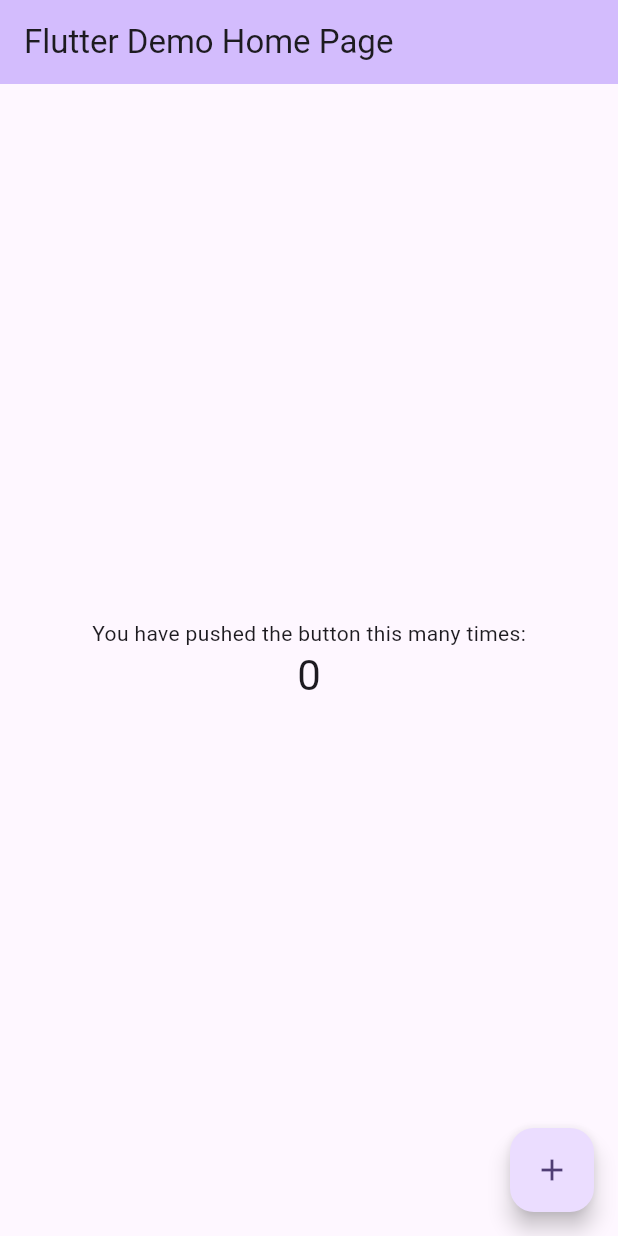
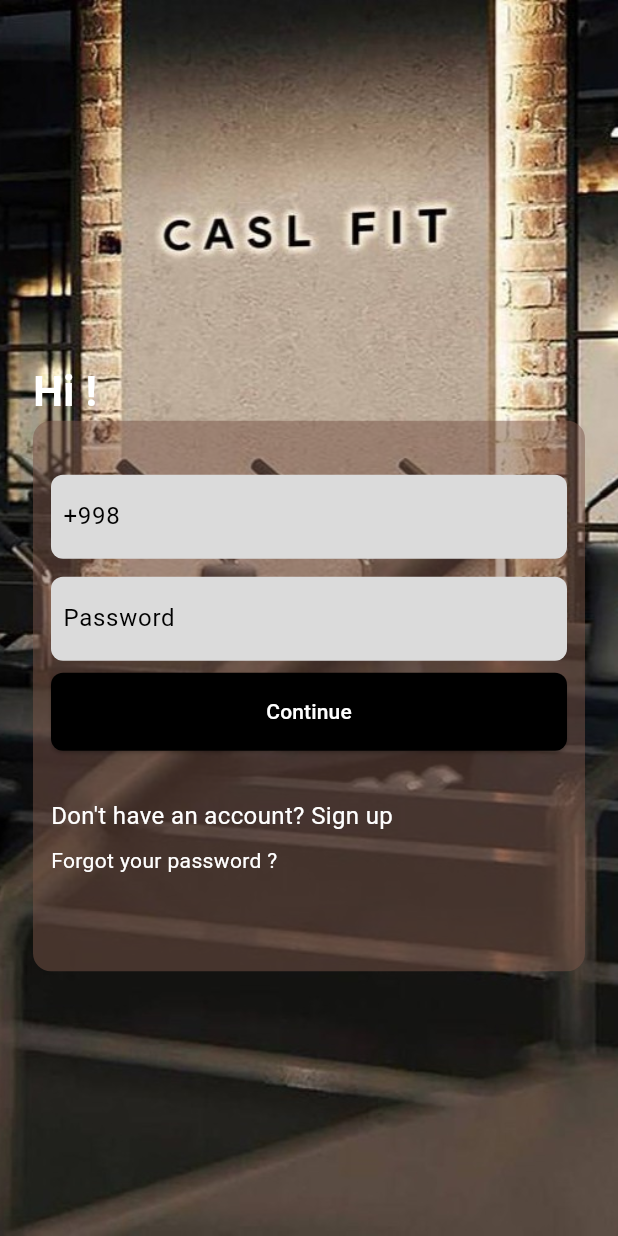
Before and after one commit to Mamurov97/casl_fit, a Flutter app: the screen it shows after launch, on a phone screen of 412 x 824 dp. Run offline on Flutter 3.47's test engine with Material 3 defaults, Android fonts, the phone set to English and light mode, and no system bars.

Commit message:
design completed

```diff
--- /dev/null
+++ b/lib/login_screen.dart
@@ -0,0 +1,100 @@
+import 'package:casl_fit/widgets/custom_textfield.dart';
+import 'package:flutter/material.dart';
+
+import 'auth_screen.dart';
+
+class LoginScreen extends StatelessWidget {
+  const LoginScreen({super.key});
+
+  @override
+  Widget build(BuildContext context) {
+    return Scaffold(
+      body: Stack(
+        fit: StackFit.expand,
+        children: [
+          Image.asset('assets/gym_background.jpg', fit: BoxFit.cover, alignment: Alignment.topCenter),
+          Center(
+            child: Padding(
+              padding: const EdgeInsets.all(22.0),
+              child: Column(
+                mainAxisAlignment: MainAxisAlignment.center,
+                children: [
+                  SizedBox(height: 64.0),
+                  Row(
+                    children: [
+                      const Text(
+                        "Hi !",
+                        style: TextStyle(
+                          fontSize: 28,
+                          color: Colors.white,
+                          fontWeight: FontWeight.bold,
+                        ),
+                      ),
+                    ],
+                  ),
+                  Container(
+                    decoration: BoxDecoration(
+                      borderRadius: BorderRadius.circular(12.0),
+                      color: Colors.brown.withOpacity(0.5),
+                    ),
+                    padding: EdgeInsets.symmetric(horizontal: 12.0, vertical: 32.0).copyWith(bottom: 64.0),
+                    child: Column(
+                      children: [
+                        CustomTextField(hintText: "+998"),
+                        const SizedBox(height: 4),
+                        CustomTextField(hintText: "Password"),
+                        const SizedBox(height: 4),
+                        SizedBox(
+                          width: double.infinity,
+                          height: 52.0,
+                          child: ElevatedButton(
+                            onPressed: () {},
+                            style: ElevatedButton.styleFrom(
+                              backgroundColor: Colors.black,
+                              shape: RoundedRectangleBorder(
+                                borderRadius: BorderRadius.circular(8),
+                              ),
+                            ),
+                            child: const Text("Continue", style: TextStyle(color: Colors.white)),
+                          ),
+                        ),
+                        const SizedBox(height: 32),
+                        Row(
+                          children: [
+                            GestureDetector(
+                              onTap: () {
+                                Navigator.push(
+                                  context,
+                                  MaterialPageRoute(builder: (context) => const AuthScreen()),
+                                );
+                              },
+                              child: const Text(
+                                "Don't have an account? Sign up",
+                                style: TextStyle(color: Colors.white,fontSize: 16),
+                              ),
+                            ),
+                          ],
+                        ),
+                        SizedBox(height: 8,),
+                        Row(
+                          children: [
+                            const Text(
+                              "Forgot your password ?",
+                              style: TextStyle(color: Colors.white,fontSize: 14),
+                            ),
+                          ],
+                        ),
+                      ],
+                    ),
+                  ),
+                ],
+              ),
+            ),
+          ),
+        ],
+      ),
+    );
+  }
+
+
+}
--- a/lib/main.dart
+++ b/lib/main.dart
@@ -1,4 +1,7 @@
 import 'package:flutter/material.dart';
+
+import 'auth_screen.dart';
+import 'login_screen.dart';
 
 void main() {
   runApp(const MyApp());
@@ -7,119 +10,17 @@
 class MyApp extends StatelessWidget {
   const MyApp({super.key});
 
-  // This widget is the root of your application.
   @override
   Widget build(BuildContext context) {
     return MaterialApp(
       title: 'Flutter Demo',
       theme: ThemeData(
-        // This is the theme of your application.
-        //
-        // TRY THIS: Try running your application with "flutter run". You'll see
-        // the application has a purple toolbar. Then, without quitting the app,
-        // try changing the seedColor in the colorScheme below to Colors.green
-        // and then invoke "hot reload" (save your changes or press the "hot
-        // reload" button in a Flutter-supported IDE, or press "r" if you used
-        // the command line to start the app).
-        //
-        // Notice that the counter didn't reset back to zero; the application
-        // state is not lost during the reload. To reset the state, use hot
-        // restart instead.
-        //
-        // This works for code too, not just values: Most code changes can be
-        // tested with just a hot reload.
+
         colorScheme: ColorScheme.fromSeed(seedColor: Colors.deepPurple),
         useMaterial3: true,
       ),
-      home: const MyHomePage(title: 'Flutter Demo Home Page'),
+      debugShowCheckedModeBanner: false,
+      home: const LoginScreen(),
     );
   }
 }
-
-class MyHomePage extends StatefulWidget {
-  const MyHomePage({super.key, required this.title});
-
-  // This widget is the home page of your application. It is stateful, meaning
-  // that it has a State object (defined below) that contains fields that affect
-  // how it looks.
-
-  // This class is the configuration for the state. It holds the values (in this
-  // case the title) provided by the parent (in this case the App widget) and
-  // used by the build method of the State. Fields in a Widget subclass are
-  // always marked "final".
-
-  final String title;
-
-  @override
-  State<MyHomePage> createState() => _MyHomePageState();
-}
-
-class _MyHomePageState extends State<MyHomePage> {
-  int _counter = 0;
-
-  void _incrementCounter() {
-    setState(() {
-      // This call to setState tells the Flutter framework that something has
-      // changed in this State, which causes it to rerun the build method below
-      // so that the display can reflect the updated values. If we changed
-      // _counter without calling setState(), then the build method would not be
-      // called again, and so nothing would appear to happen.
-      _counter++;
-    });
-  }
-
-  @override
-  Widget build(BuildContext context) {
-    // This method is rerun every time setState is called, for instance as done
-    // by the _incrementCounter method above.
-    //
-    // The Flutter framework has been optimized to make rerunning build methods
-    // fast, so that you can just rebuild anything that needs updating rather
-    // than having to individually change instances of widgets.
-    return Scaffold(
-      appBar: AppBar(
-        // TRY THIS: Try changing the color here to a specific color (to
-        // Colors.amber, perhaps?) and trigger a hot reload to see the AppBar
-        // change color while the other colors stay the same.
-        backgroundColor: Theme.of(context).colorScheme.inversePrimary,
-        // Here we take the value from the MyHomePage object that was created by
-        // the App.build method, and use it to set our appbar title.
-        title: Text(widget.title),
-      ),
-      body: Center(
-        // Center is a layout widget. It takes a single child and positions it
-        // in the middle of the parent.
-        child: Column(
-          // Column is also a layout widget. It takes a list of children and
-          // arranges them vertically. By default, it sizes itself to fit its
-          // children horizontally, and tries to be as tall as its parent.
-          //
-          // Column has various properties to control how it sizes itself and
-          // how it positions its children. Here we use mainAxisAlignment to
-          // center the children vertically; the main axis here is the vertical
-          // axis because Columns are vertical (the cross axis would be
-          // horizontal).
-          //
-          // TRY THIS: Invoke "debug painting" (choose the "Toggle Debug Paint"
-          // action in the IDE, or press "p" in the console), to see the
-          // wireframe for each widget.
-          mainAxisAlignment: MainAxisAlignment.center,
-          children: <Widget>[
-            const Text(
-              'You have pushed the button this many times:',
-            ),
-            Text(
-              '$_counter',
-              style: Theme.of(context).textTheme.headlineMedium,
-            ),
-          ],
-        ),
-      ),
-      floatingActionButton: FloatingActionButton(
-        onPressed: _incrementCounter,
-        tooltip: 'Increment',
-        child: const Icon(Icons.add),
-      ), // This trailing comma makes auto-formatting nicer for build methods.
-    );
-  }
-}
--- /dev/null
+++ b/lib/widgets/custom_textfield.dart
@@ -0,0 +1,31 @@
+
+import 'package:flutter/material.dart';
+
+class CustomTextField extends StatelessWidget {
+  final String hintText;
+  final bool isPassword;
+
+  const CustomTextField({
+    required this.hintText,
+    this.isPassword = false,
+    super.key,
+  });
+
+  @override
+  Widget build(BuildContext context) {
+    return
+      Container(
+        padding: const EdgeInsets.symmetric(vertical: 4, horizontal: 8),
+        margin: const EdgeInsets.symmetric(vertical: 4),
+        decoration: BoxDecoration(
+          color: Color(0xFFDBDBDB),
+          borderRadius: BorderRadius.circular(8),
+        ),
+        child:  TextField(
+          obscureText: isPassword,
+          decoration: InputDecoration(hintText: hintText, border: InputBorder.none, hintStyle: TextStyle(color: Colors.black)),
+        ),
+      );
+
+  }
+}
```
Also changed, not shown: lib/auth_screen.dart (added, +87 -0 lines), lib/widgets/social_button.dart (added, +45 -0 lines), pubspec.yaml (+4 -4 lines), assets/gym_background.jpg (added), pubspec.lock.
